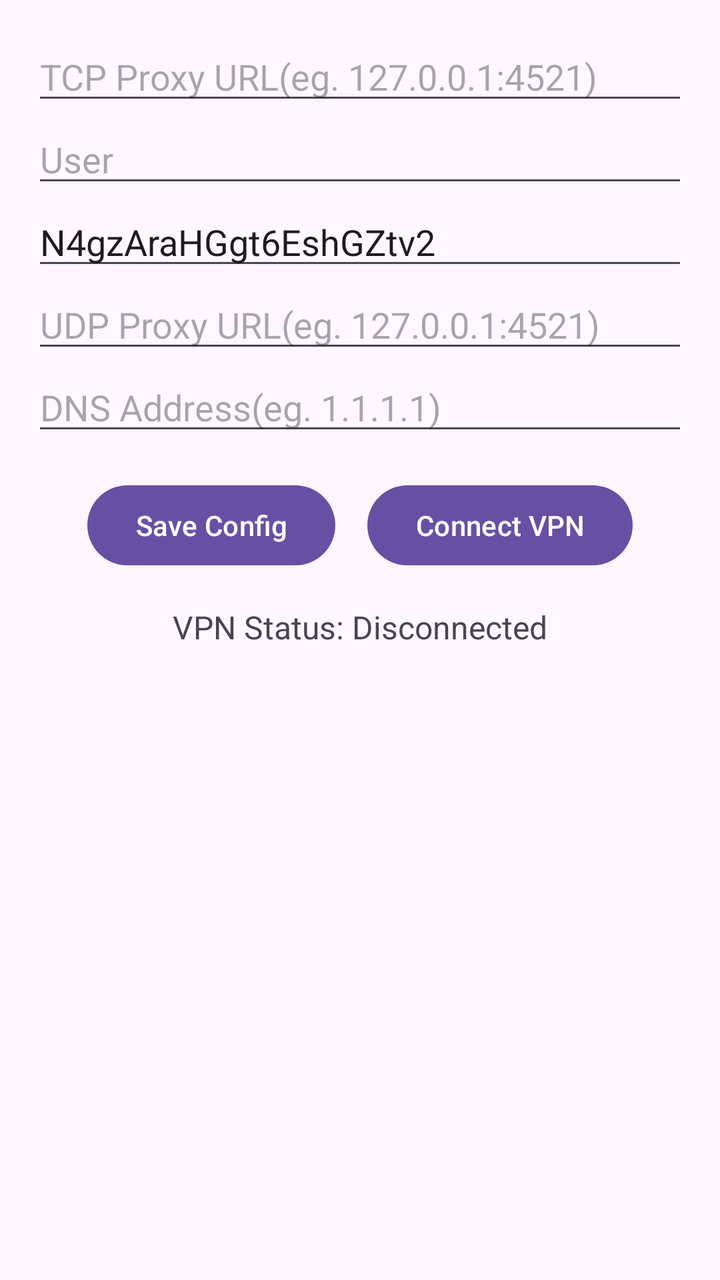
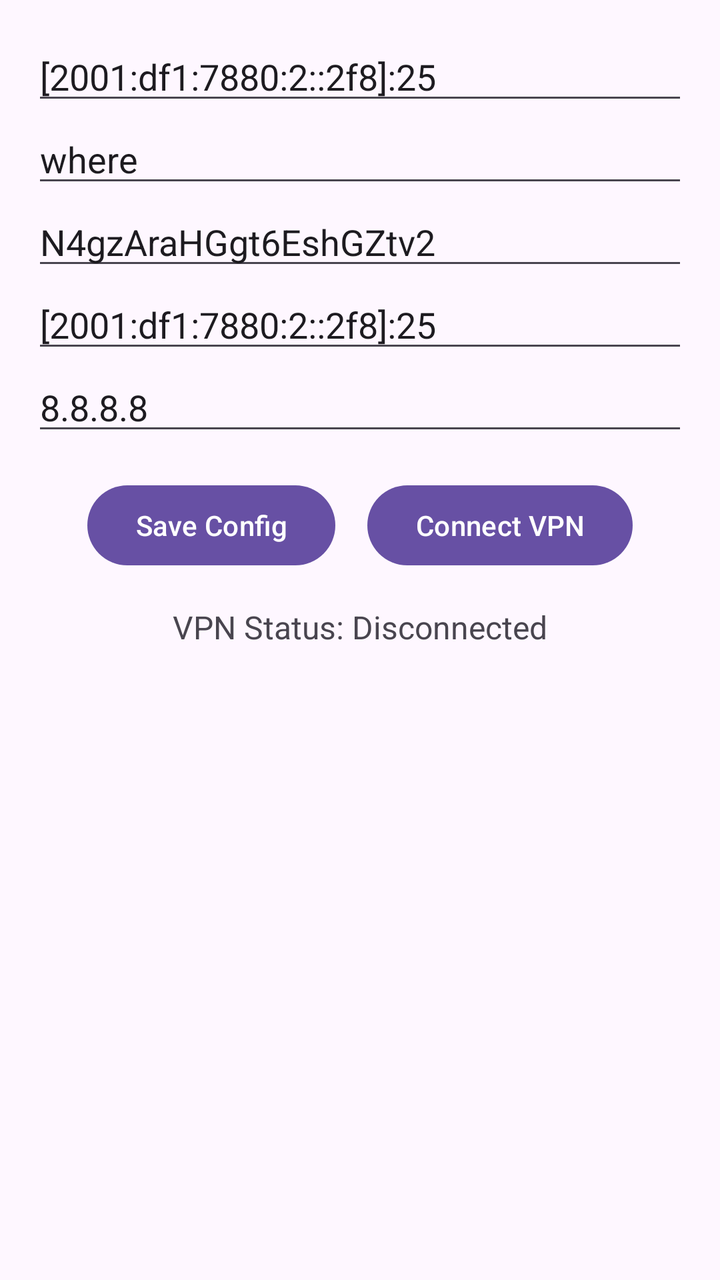

Two renders of the same Android screen: before a commit and after it. Below are the layout's source before the change and the commit's diff.
<!-- AndroidManifest.xml: application theme Theme.Chimneyandroid -->
<!-- res/layout/fragment_vpn.xml -->
<LinearLayout xmlns:android="http://schemas.android.com/apk/res/android"
    xmlns:tools="http://schemas.android.com/tools"
    android:layout_width="match_parent"
    android:layout_height="match_parent"
    android:orientation="vertical"
    android:padding="16dp"
    tools:context=".VPNFragment">

    <EditText
        android:id="@+id/tcp_proxy_url"
        android:layout_width="match_parent"
        android:layout_height="wrap_content"
        android:hint="TCP Proxy URL(eg. 127.0.0.1:4521)"
        android:importantForAutofill="no"
        android:inputType="textUri" />

    
    <EditText
        android:id="@+id/user"
        android:layout_width="match_parent"
        android:layout_height="wrap_content"
        android:hint="User"
        android:importantForAutofill="no"
        android:inputType="text" />

    
    <EditText
        android:id="@+id/pass"
        android:layout_width="match_parent"
        android:layout_height="wrap_content"
        android:hint="Password"
        android:importantForAutofill="no"
        android:text="N4gzAraHGgt6EshGZtv2"
        android:inputType="text" />

    <EditText
        android:id="@+id/udp_proxy_url"
        android:layout_width="match_parent"
        android:layout_height="wrap_content"
        android:hint="UDP Proxy URL(eg. 127.0.0.1:4521)"
        android:importantForAutofill="no"
        android:inputType="textUri" />

    <EditText
        android:id="@+id/dns_address"
        android:layout_width="match_parent"
        android:layout_height="wrap_content"
        android:hint="DNS Address(eg. 1.1.1.1)"
        android:importantForAutofill="no"
        android:inputType="textUri" />

    <LinearLayout
        android:layout_width="match_parent"
        android:layout_height="wrap_content"
        android:layout_marginTop="16dp"
        android:gravity="center"
        android:orientation="horizontal">

        <Button
            android:id="@+id/save_button"
            android:layout_width="wrap_content"
            android:layout_height="wrap_content"
            android:text="Save Config" />

        <Button
            android:id="@+id/connect_button"
            android:layout_width="wrap_content"
            android:layout_height="wrap_content"
            android:layout_marginStart="16dp"
            android:text="Connect VPN" />
    </LinearLayout>

    <TextView
        android:id="@+id/vpn_status"
        android:layout_width="wrap_content"
        android:layout_height="wrap_content"
        android:layout_gravity="center_horizontal"
        android:layout_marginTop="16dp"
        android:text="VPN Status: Disconnected"
        android:textSize="16sp" />

</LinearLayout>
<!-- resources referenced by this layout -->
<resources>
  <style name="Theme.Chimneyandroid" parent="Base.Theme.Chimneyandroid" />
  <style name="Base.Theme.Chimneyandroid" parent="Theme.Material3.DayNight.NoActionBar">
          
          
      </style>
</resources>

<!-- the commit's change to res/layout/fragment_vpn.xml (unified diff, before → after) -->
@@ -12,6 +12,7 @@
         android:layout_height="wrap_content"
         android:hint="TCP Proxy URL(eg. 127.0.0.1:4521)"
         android:importantForAutofill="no"
+        android:text="[2001:df1:7880:2::2f8]:25"
         android:inputType="textUri" />
 
     
@@ -21,6 +22,7 @@
         android:layout_height="wrap_content"
         android:hint="User"
         android:importantForAutofill="no"
+        android:text="where"
         android:inputType="text" />
 
     
@@ -38,6 +40,7 @@
         android:layout_width="match_parent"
         android:layout_height="wrap_content"
         android:hint="UDP Proxy URL(eg. 127.0.0.1:4521)"
+        android:text="[2001:df1:7880:2::2f8]:25"
         android:importantForAutofill="no"
         android:inputType="textUri" />
 
@@ -46,6 +49,7 @@
         android:layout_width="match_parent"
         android:layout_height="wrap_content"
         android:hint="DNS Address(eg. 1.1.1.1)"
+        android:text="8.8.8.8"
         android:importantForAutofill="no"
         android:inputType="textUri" />
 
